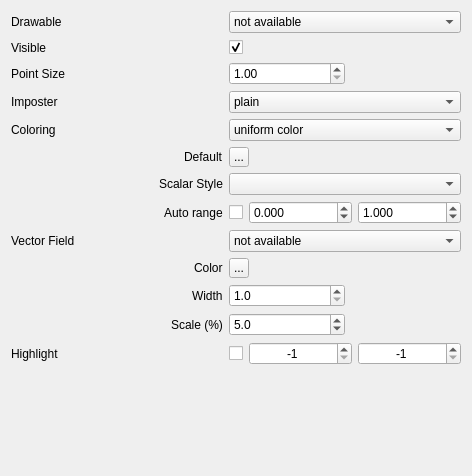
First picture: the form in applications/Mapple/widgets/widget_drawable_points.ui, repository LiangliangNan/Easy3D, before the edit.
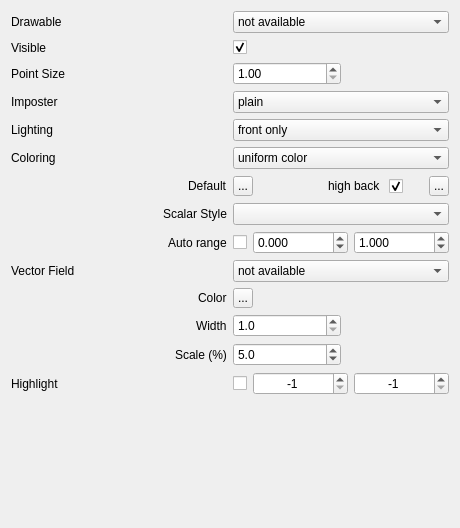
Second picture: the form after the edit. Icons and pictures are not drawn.

Commit message: allow different backside color

What changed in the file:
```diff
--- a/applications/Mapple/widgets/widget_drawable_points.ui
+++ b/applications/Mapple/widgets/widget_drawable_points.ui
@@ -6,8 +6,8 @@
    <rect>
     <x>0</x>
     <y>0</y>
-    <width>472</width>
-    <height>476</height>
+    <width>460</width>
+    <height>528</height>
    </rect>
   </property>
   <property name="sizePolicy">
@@ -30,7 +30,7 @@
   </property>
   <layout class="QVBoxLayout" name="verticalLayout">
    <item>
-    <layout class="QGridLayout" name="gridLayout_2">
+    <layout class="QGridLayout" name="gridLayout">
      <item row="0" column="0">
       <widget class="QLabel" name="labelDrawableName">
        <property name="maximumSize">
@@ -44,7 +44,7 @@
        </property>
       </widget>
      </item>
-     <item row="0" column="1" colspan="2">
+     <item row="0" column="1">
       <widget class="QComboBox" name="comboBoxDrawables">
        <property name="toolTip">
         <string>Select the drawable to be visualized</string>
@@ -70,6 +70,8 @@
       </widget>
      </item>
      <item row="1" column="1">
+      <layout class="QHBoxLayout" name="horizontalLayout">
+       <item>
       <widget class="QCheckBox" name="checkBoxVisible">
        <property name="toolTip">
         <string>Show/Hide this drawable</string>
@@ -82,7 +84,7 @@
        </property>
       </widget>
      </item>
-     <item row="1" column="2">
+       <item>
       <spacer name="spacerVisible">
        <property name="orientation">
         <enum>Qt::Horizontal</enum>
@@ -95,6 +97,8 @@
        </property>
       </spacer>
      </item>
+      </layout>
+     </item>
      <item row="2" column="0">
       <widget class="QLabel" name="labelPointSize">
        <property name="text">
@@ -102,7 +106,7 @@
        </property>
       </widget>
      </item>
-     <item row="2" column="1" colspan="2">
+     <item row="2" column="1">
       <layout class="QHBoxLayout" name="horizontalLayoutPhone">
        <property name="spacing">
         <number>-1</number>
@@ -151,7 +155,7 @@
        </property>
       </widget>
      </item>
-     <item row="3" column="1" colspan="2">
+     <item row="3" column="1">
       <widget class="QComboBox" name="comboBoxImposterStyle">
        <property name="toolTip">
         <string>Select how color is assigned to each face</string>
@@ -174,13 +178,48 @@
       </widget>
      </item>
      <item row="4" column="0">
+      <widget class="QLabel" name="labelLighting">
+       <property name="maximumSize">
+        <size>
+         <width>16777215</width>
+         <height>20</height>
+        </size>
+       </property>
+       <property name="text">
+        <string>Lighting</string>
+       </property>
+      </widget>
+     </item>
+     <item row="4" column="1">
+      <widget class="QComboBox" name="comboBoxLightingOptions">
+       <property name="toolTip">
+        <string>Select how lighting is implemented</string>
+       </property>
+       <item>
+        <property name="text">
+         <string>front only</string>
+        </property>
+       </item>
+       <item>
+        <property name="text">
+         <string>front and back</string>
+        </property>
+       </item>
+       <item>
+        <property name="text">
+         <string>disabled</string>
+        </property>
+       </item>
+      </widget>
+     </item>
+     <item row="5" column="0">
       <widget class="QLabel" name="labelColorScheme">
        <property name="text">
         <string>Coloring</string>
        </property>
       </widget>
      </item>
-     <item row="4" column="1" colspan="2">
+     <item row="5" column="1">
       <widget class="QComboBox" name="comboBoxColorScheme">
        <property name="toolTip">
         <string>Select how color is assigned to each face</string>
@@ -197,7 +236,7 @@
        </item>
       </widget>
      </item>
-     <item row="5" column="0">
+     <item row="6" column="0">
       <layout class="QHBoxLayout" name="horizontalLayoutLabelDefaultColor">
        <item>
         <spacer name="horizontalSpaceLabelDefaultColor">
@@ -221,11 +260,8 @@
        </item>
       </layout>
      </item>
-     <item row="5" column="1" colspan="2">
-      <layout class="QHBoxLayout" name="horizontalLayoutDefaultColor">
-       <property name="spacing">
-        <number>0</number>
-       </property>
+     <item row="6" column="1">
+      <layout class="QHBoxLayout" name="horizontalLayoutDefaultColor_2">
        <item>
         <widget class="QToolButton" name="toolButtonDefaultColor">
          <property name="minimumSize">
@@ -274,9 +310,95 @@
          </property>
         </spacer>
        </item>
+       <item>
+        <widget class="QLabel" name="labelBackColor">
+         <property name="sizePolicy">
+          <sizepolicy hsizetype="Preferred" vsizetype="Preferred">
+           <horstretch>0</horstretch>
+           <verstretch>0</verstretch>
+          </sizepolicy>
+         </property>
+         <property name="minimumSize">
+          <size>
+           <width>30</width>
+           <height>22</height>
+          </size>
+         </property>
+         <property name="text">
+          <string>high back </string>
+         </property>
+        </widget>
+       </item>
+       <item>
+        <widget class="QCheckBox" name="checkBoxBackColor">
+         <property name="minimumSize">
+          <size>
+           <width>0</width>
+           <height>20</height>
+          </size>
+         </property>
+         <property name="toolTip">
+          <string>Enable/Disable distinct coloring for the back side of this drawable</string>
+         </property>
+         <property name="text">
+          <string/>
+         </property>
+         <property name="checked">
+          <bool>true</bool>
+         </property>
+        </widget>
+       </item>
+       <item>
+        <spacer name="spacerBackColor">
+         <property name="orientation">
+          <enum>Qt::Horizontal</enum>
+         </property>
+         <property name="sizeType">
+          <enum>QSizePolicy::Preferred</enum>
+         </property>
+         <property name="sizeHint" stdset="0">
+          <size>
+           <width>20</width>
+           <height>0</height>
+          </size>
+         </property>
+        </spacer>
+       </item>
+       <item>
+        <widget class="QToolButton" name="toolButtonBackColor">
+         <property name="minimumSize">
+          <size>
+           <width>20</width>
+           <height>20</height>
+          </size>
+         </property>
+         <property name="maximumSize">
+          <size>
+           <width>20</width>
+           <height>20</height>
+          </size>
+         </property>
+         <property name="toolTip">
+          <string>Click to set the backside color for this drawable</string>
+         </property>
+         <property name="text">
+          <string>...</string>
+         </property>
+         <property name="icon">
+          <iconset>
+           <normaloff>../Resources/icons/transparency.png</normaloff>../Resources/icons/transparency.png</iconset>
+         </property>
+         <property name="iconSize">
+          <size>
+           <width>20</width>
+           <height>20</height>
+          </size>
+         </property>
+        </widget>
+       </item>
       </layout>
      </item>
-     <item row="6" column="0">
+     <item row="7" column="0">
       <layout class="QHBoxLayout" name="horizontalLayoutLabelScalarStyle">
        <item>
         <spacer name="horizontalSpacerScalarStyle">
@@ -306,7 +428,7 @@
        </item>
       </layout>
      </item>
-     <item row="6" column="1" colspan="2">
+     <item row="7" column="1">
       <widget class="QComboBox" name="comboBoxScalarFieldStyle">
        <property name="sizePolicy">
         <sizepolicy hsizetype="Expanding" vsizetype="Preferred">
@@ -322,7 +444,7 @@
        </property>
       </widget>
      </item>
-     <item row="7" column="0">
+     <item row="8" column="0">
       <layout class="QHBoxLayout" name="horizontalLayoutLabelAutoRange">
        <item>
         <spacer name="horizontalSpacerLabelAutoRange">
@@ -352,9 +474,16 @@
        </item>
       </layout>
      </item>
-     <item row="7" column="1" colspan="2">
-      <layout class="QGridLayout" name="gridLayout">
-       <item row="0" column="1">
+     <item row="8" column="1">
+      <layout class="QHBoxLayout" name="horizontalLayout_3">
+       <item>
+        <widget class="QCheckBox" name="checkBoxScalarFieldAutoRange">
+         <property name="text">
+          <string/>
+         </property>
+        </widget>
+       </item>
+       <item>
         <widget class="QDoubleSpinBox" name="doubleSpinBoxScalarFieldAutoRangeMin">
          <property name="sizePolicy">
           <sizepolicy hsizetype="Expanding" vsizetype="Preferred">
@@ -379,7 +508,7 @@
          </property>
         </widget>
        </item>
-       <item row="0" column="2">
+       <item>
         <widget class="QDoubleSpinBox" name="doubleSpinBoxScalarFieldAutoRangeMax">
          <property name="sizePolicy">
           <sizepolicy hsizetype="Expanding" vsizetype="Preferred">
@@ -404,16 +533,9 @@
          </property>
         </widget>
        </item>
-       <item row="0" column="0">
-        <widget class="QCheckBox" name="checkBoxScalarFieldAutoRange">
-         <property name="text">
-          <string/>
-         </property>
-        </widget>
-       </item>
       </layout>
      </item>
-     <item row="8" column="0">
+     <item row="9" column="0">
       <widget class="QLabel" name="labelVectorField">
        <property name="sizePolicy">
         <sizepolicy hsizetype="Preferred" vsizetype="Preferred">
@@ -432,7 +554,7 @@
        </property>
       </widget>
      </item>
-     <item row="8" column="1" colspan="2">
+     <item row="9" column="1">
       <widget class="QComboBox" name="comboBoxVectorField">
        <property name="toolTip">
         <string>Select the drawable to be visualized</string>
@@ -444,7 +566,7 @@
        </item>
       </widget>
      </item>
-     <item row="9" column="0">
+     <item row="10" column="0">
       <layout class="QHBoxLayout" name="horizontalLayoutLabelVectorFieldColor">
        <item>
         <spacer name="horizontalSpacerLabelVectorFieldColor">
@@ -468,11 +590,8 @@
        </item>
       </layout>
      </item>
-     <item row="9" column="1" colspan="2">
+     <item row="10" column="1">
       <layout class="QHBoxLayout" name="horizontalLayoutVectorFieldColor">
-       <property name="spacing">
-        <number>0</number>
-       </property>
        <item>
         <widget class="QToolButton" name="toolButtonVectorFieldColor">
          <property name="minimumSize">
@@ -520,7 +639,7 @@
        </item>
       </layout>
      </item>
-     <item row="10" column="0">
+     <item row="11" column="0">
       <layout class="QHBoxLayout" name="horizontalLayoutWidth">
        <item>
         <spacer name="horizontalSpacerWidth">
@@ -544,11 +663,8 @@
        </item>
       </layout>
      </item>
-     <item row="10" column="1" colspan="2">
+     <item row="11" column="1">
       <layout class="QHBoxLayout" name="horizontalLayoutVectorFieldWidth">
-       <property name="spacing">
-        <number>0</number>
-       </property>
        <item>
         <widget class="QDoubleSpinBox" name="doubleSpinBoxVectorFieldWidth">
          <property name="sizePolicy">
@@ -595,7 +711,7 @@
        </item>
       </layout>
      </item>
-     <item row="11" column="0">
+     <item row="12" column="0">
       <layout class="QHBoxLayout" name="horizontalLayoutScale">
        <item>
         <spacer name="horizontalSpacerVectorFieldLabelScale">
@@ -619,11 +735,8 @@
        </item>
       </layout>
      </item>
-     <item row="11" column="1" colspan="2">
+     <item row="12" column="1">
       <layout class="QHBoxLayout" name="horizontalLayoutVectorFieldScale">
-       <property name="spacing">
-        <number>0</number>
-       </property>
        <item>
         <widget class="QDoubleSpinBox" name="doubleSpinBoxVectorFieldScale">
          <property name="sizePolicy">
@@ -670,22 +783,22 @@
        </item>
       </layout>
      </item>
-     <item row="12" column="0">
+     <item row="13" column="0">
       <widget class="QLabel" name="labelHighlight">
        <property name="text">
         <string>Highlight</string>
        </property>
       </widget>
      </item>
-     <item row="12" column="1">
+     <item row="13" column="1">
+      <layout class="QHBoxLayout" name="horizontalLayout_2">
+       <item>
       <widget class="QCheckBox" name="checkBoxHighlight">
        <property name="text">
         <string/>
        </property>
       </widget>
      </item>
-     <item row="12" column="2">
-      <layout class="QHBoxLayout" name="horizontalLayoutHighlight">
        <item>
         <widget class="QSpinBox" name="spinBoxHighlightMin">
          <property name="sizePolicy">
```
Left out of the diff: 3 changed lines with no effect on the pictures. Lines whose indentation alone changed are shown as unchanged. The commit also changes 10 other files.
